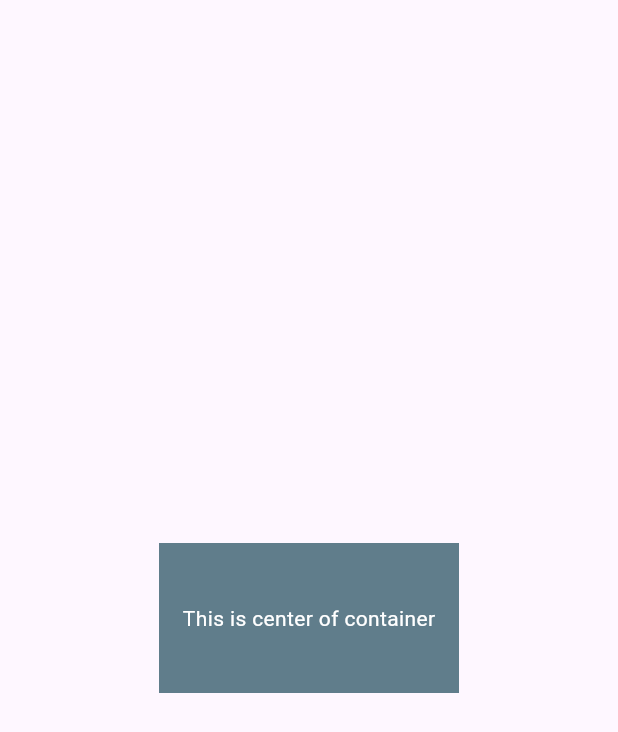
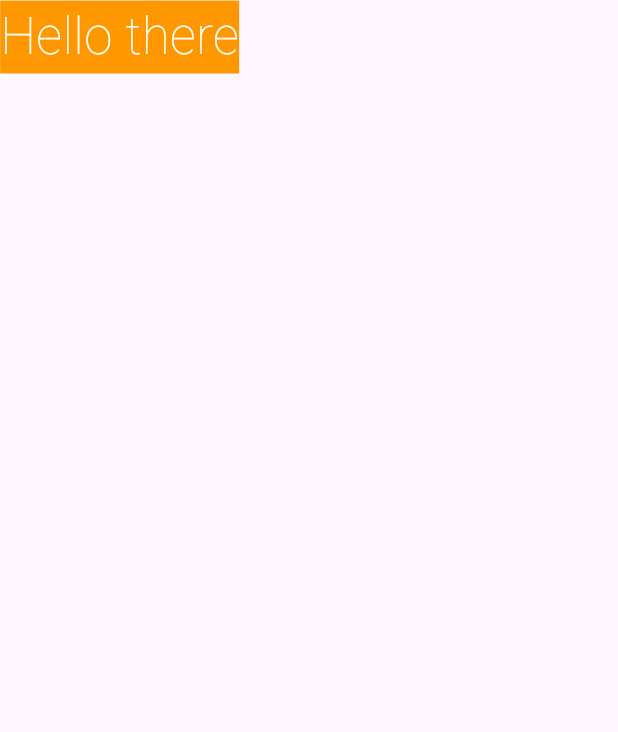
Before and after one commit to masked-redhat/learn-flutter, a Flutter app: the screen it shows after launch, on a phone screen of 412 x 824 dp. Shown: the top 732 px of the screen. Run offline on Flutter 3.47's test engine with Material 3 defaults, Android fonts, the phone set to English and light mode, and no system bars; Roboto replaces fonts that are missing (montserrat).

Commit message:
learn: text styles and widget

```diff
--- a/lib/main.dart
+++ b/lib/main.dart
@@ -11,17 +11,14 @@ class MainApp extends StatelessWidget {
   Widget build(BuildContext context) {
     return MaterialApp(
       home: Scaffold(
-        body: Center(
-          child: Container(
-            width: 200,
-            height: 100,
-            color: Colors.blueGrey,
-            child: Center(
-              child: Text(
-                'This is center of container',
-                style: TextStyle(color: Colors.white),
-              ),
-            ),
+        body: Text(
+          'Hello there',
+          style: TextStyle(
+            color: Colors.white,
+            fontSize: 34,
+            fontFamily: 'montserrat',
+            fontWeight: FontWeight.w200,
+            backgroundColor: Colors.orange,
           ),
         ),
       ),
```
